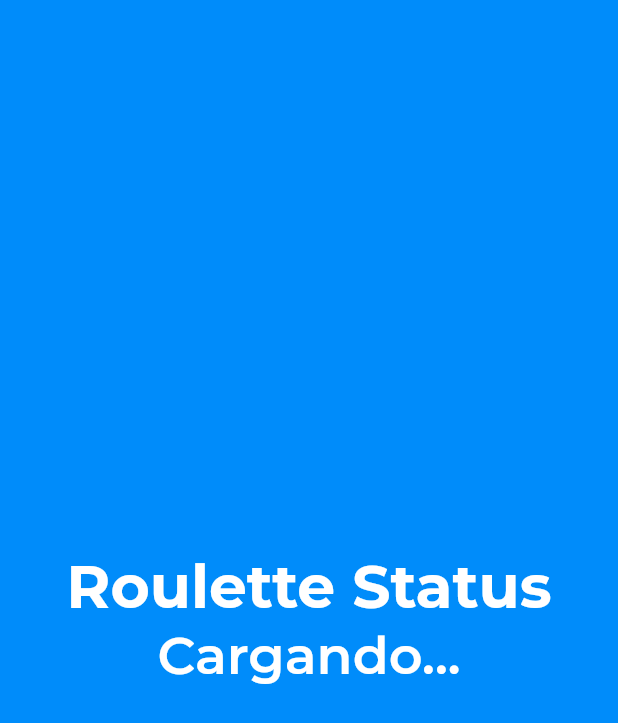
After one commit to Pixele9/FlipIt, a Flutter app: the RouletteStatus screen opened directly, on a phone screen of 412 x 824 dp. The commit adds this screen. Shown: the top 723 px of the screen. Run offline on Flutter 3.47's test engine with Material 2 defaults, Android fonts, the phone set to English and light mode, and no system bars; our stand-ins replace google_fonts, shared_preferences; accounts and stored records are empty.

Commit message:
Roulette Status
Roulette Status

```diff
--- /dev/null
+++ b/lib/screens/roulette_status.dart
@@ -0,0 +1,54 @@
+import 'package:flutter/material.dart';
+import '../utilities/constants.dart';
+import '../utilities/authentication.dart';
+import '../widgets/flipitButton.dart';
+import 'dart:async';
+
+class RouletteStatus extends StatefulWidget {
+  @override
+  _RouletteStatusState createState() => new _RouletteStatusState();
+ }
+class _RouletteStatusState extends State<RouletteStatus> {
+  //DATA
+  var white = Colors.white;
+  String status = "Cargando...";
+
+  @override
+  Widget build(BuildContext context) {
+      return Scaffold(
+          backgroundColor: primaryColor,
+          //Body representa el body de la ruta
+          body: Align(
+          //Esta propiedad de la widget Align alinea todo el contenido en la parte superior y al centro
+            alignment: Alignment.topCenter,
+            //Lo importante de la widget LayoutBuilder es que esta widget se adapta al tamaño de la widget padre
+            child: LayoutBuilder(
+                builder: (BuildContext context, BoxConstraints constraints) {
+                    return Container(
+                        width: MediaQuery.of(context).size.width,
+                        color: primaryColor,
+                        child: Center(
+                                  child: Column(
+                                    mainAxisAlignment: MainAxisAlignment.center,
+                                    children: <Widget>[
+                                      Text(
+                                        "Roulette Status",
+                                        style: cStatusTitleStyle,
+                                      ),
+                                      Text(
+                                        status,
+                                        style: cStatusStyle,
+                                        )
+                                    ]
+                                  )
+
+                                )
+
+
+
+                    );
+            }),
+        )
+    );
+  }
+}
--- a/lib/utilities/constants.dart
+++ b/lib/utilities/constants.dart
@@ -118,4 +118,15 @@ final cCancel = GoogleFonts.montserrat(
 final cfont = GoogleFonts.montserrat(
 );
 
+final cStatusTitleStyle = GoogleFonts.montserrat(
+  color: Colors.white,
+  fontWeight: FontWeight.w700,
+  fontSize: 40.0,
+);
+final cStatusStyle = GoogleFonts.montserrat(
+  color: Colors.white,
+  fontWeight: FontWeight.w600,
+  fontSize: 35.0,
+);
+
 Random random = new Random();
```
